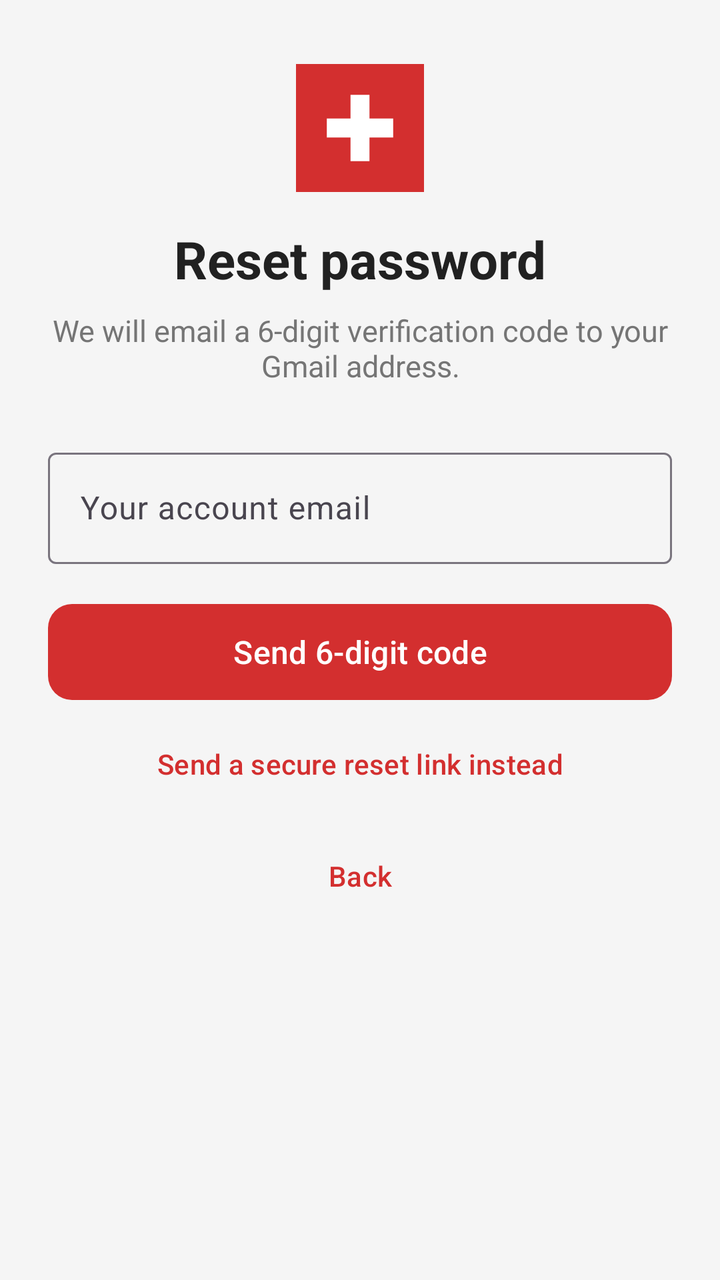
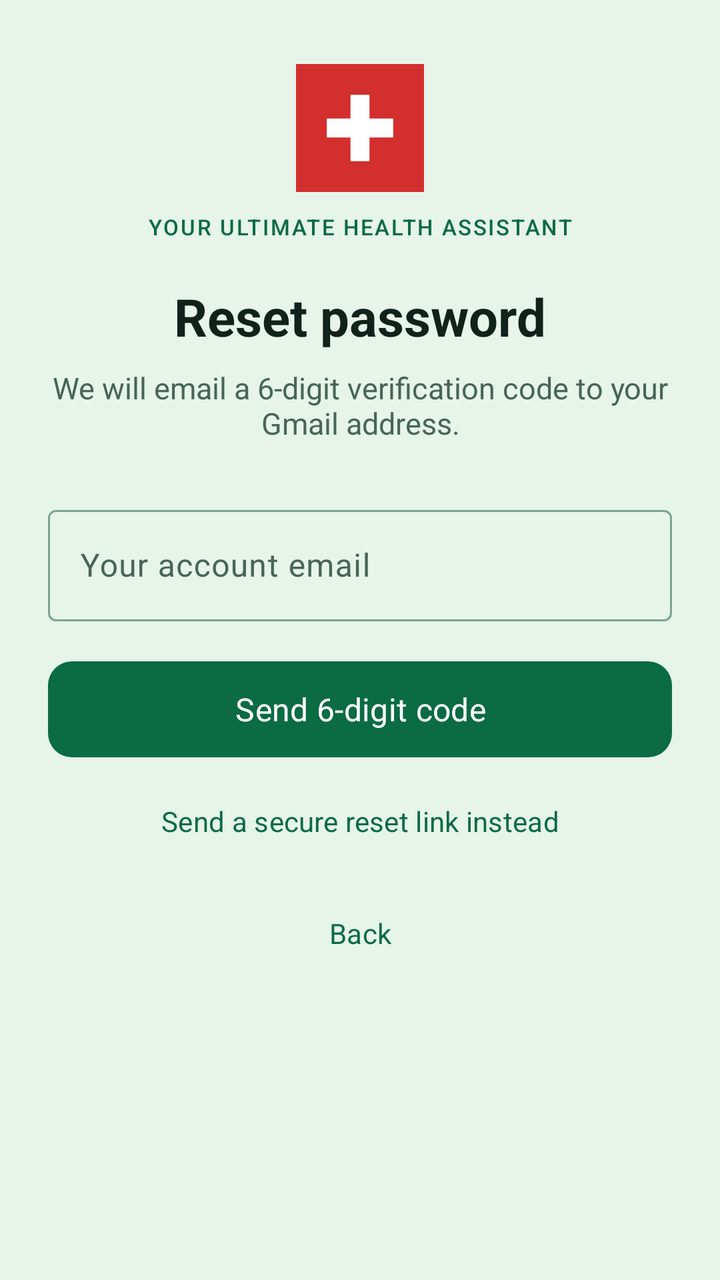

The first picture is an Android layout as it rendered before a commit; the second is the same layout after the commit. The layout source and the unified diff follow.
<!-- AndroidManifest.xml: application theme Theme.ShasthoBondhu -->
<!-- res/layout/fragment_forgot_password.xml -->
<?xml version="1.0" encoding="utf-8"?>
<ScrollView xmlns:android="http://schemas.android.com/apk/res/android"
    xmlns:app="http://schemas.android.com/apk/res-auto"
    android:layout_width="match_parent"
    android:layout_height="match_parent"
    android:background="@color/background"
    android:fillViewport="true">

    <LinearLayout
        android:layout_width="match_parent"
        android:layout_height="wrap_content"
        android:orientation="vertical"
        android:paddingHorizontal="24dp"
        android:paddingTop="32dp"
        android:paddingBottom="32dp">

        <ImageView
            android:layout_width="64dp"
            android:layout_height="64dp"
            android:layout_gravity="center_horizontal"
            android:contentDescription="@string/app_name"
            android:src="@drawable/ic_app_logo" />

        <TextView
            android:layout_width="match_parent"
            android:layout_height="wrap_content"
            android:layout_marginTop="16dp"
            android:gravity="center"
            android:text="@string/forgot_title"
            android:textColor="@color/text_primary"
            android:textSize="26sp"
            android:textStyle="bold" />

        <TextView
            android:id="@+id/tvSubtitle"
            android:layout_width="match_parent"
            android:layout_height="wrap_content"
            android:layout_marginTop="8dp"
            android:gravity="center"
            android:text="@string/forgot_subtitle"
            android:textColor="@color/text_secondary"
            android:textSize="15sp" />

        
        <LinearLayout
            android:id="@+id/groupEmail"
            android:layout_width="match_parent"
            android:layout_height="wrap_content"
            android:layout_marginTop="28dp"
            android:orientation="vertical">

            <com.google.android.material.textfield.TextInputLayout
                android:id="@+id/tilEmail"
                style="@style/Widget.Material3.TextInputLayout.OutlinedBox"
                android:layout_width="match_parent"
                android:layout_height="wrap_content"
                android:hint="@string/forgot_email_step">

                <com.google.android.material.textfield.TextInputEditText
                    android:id="@+id/etEmail"
                    android:layout_width="match_parent"
                    android:layout_height="wrap_content"
                    android:autofillHints="emailAddress"
                    android:inputType="textEmailAddress"
                    android:maxLines="1" />
            </com.google.android.material.textfield.TextInputLayout>

            <com.google.android.material.button.MaterialButton
                android:id="@+id/btnSendCode"
                android:layout_width="match_parent"
                android:layout_height="56dp"
                android:layout_marginTop="16dp"
                android:text="@string/send_reset_code"
                android:textAllCaps="false"
                android:textSize="16sp"
                app:cornerRadius="12dp" />

            <com.google.android.material.button.MaterialButton
                android:id="@+id/btnSendLink"
                style="@style/Widget.Material3.Button.TextButton"
                android:layout_width="match_parent"
                android:layout_height="wrap_content"
                android:layout_marginTop="4dp"
                android:text="@string/send_reset_link"
                android:textAllCaps="false" />
        </LinearLayout>

        
        <LinearLayout
            android:id="@+id/groupReset"
            android:layout_width="match_parent"
            android:layout_height="wrap_content"
            android:layout_marginTop="24dp"
            android:orientation="vertical"
            android:visibility="gone">

            <TextView
                android:id="@+id/tvCodeSent"
                android:layout_width="match_parent"
                android:layout_height="wrap_content"
                android:layout_marginBottom="12dp"
                android:textColor="@color/text_secondary"
                android:textSize="14sp" />

            <com.google.android.material.textfield.TextInputLayout
                android:id="@+id/tilCode"
                style="@style/Widget.Material3.TextInputLayout.OutlinedBox"
                android:layout_width="match_parent"
                android:layout_height="wrap_content"
                android:hint="@string/hint_verification_code">

                <com.google.android.material.textfield.TextInputEditText
                    android:id="@+id/etCode"
                    android:layout_width="match_parent"
                    android:layout_height="wrap_content"
                    android:inputType="number"
                    android:maxLength="6"
                    android:maxLines="1" />
            </com.google.android.material.textfield.TextInputLayout>

            <com.google.android.material.textfield.TextInputLayout
                android:id="@+id/tilNewPassword"
                style="@style/Widget.Material3.TextInputLayout.OutlinedBox"
                android:layout_width="match_parent"
                android:layout_height="wrap_content"
                android:layout_marginTop="12dp"
                android:hint="@string/hint_new_password"
                app:endIconMode="password_toggle">

                <com.google.android.material.textfield.TextInputEditText
                    android:id="@+id/etNewPassword"
                    android:layout_width="match_parent"
                    android:layout_height="wrap_content"
                    android:autofillHints="newPassword"
                    android:inputType="textPassword"
                    android:maxLines="1" />
            </com.google.android.material.textfield.TextInputLayout>

            <com.google.android.material.textfield.TextInputLayout
                android:id="@+id/tilConfirmPassword"
                style="@style/Widget.Material3.TextInputLayout.OutlinedBox"
                android:layout_width="match_parent"
                android:layout_height="wrap_content"
                android:layout_marginTop="12dp"
                android:hint="@string/hint_confirm_password"
                app:endIconMode="password_toggle">

                <com.google.android.material.textfield.TextInputEditText
                    android:id="@+id/etConfirmPassword"
                    android:layout_width="match_parent"
                    android:layout_height="wrap_content"
                    android:autofillHints="newPassword"
                    android:inputType="textPassword"
                    android:maxLines="1" />
            </com.google.android.material.textfield.TextInputLayout>

            <com.google.android.material.button.MaterialButton
                android:id="@+id/btnReset"
                android:layout_width="match_parent"
                android:layout_height="56dp"
                android:layout_marginTop="20dp"
                android:text="@string/action_reset_password"
                android:textAllCaps="false"
                android:textSize="16sp"
                app:cornerRadius="12dp" />

            <com.google.android.material.button.MaterialButton
                android:id="@+id/btnResend"
                style="@style/Widget.Material3.Button.TextButton"
                android:layout_width="wrap_content"
                android:layout_height="wrap_content"
                android:layout_gravity="center_horizontal"
                android:layout_marginTop="4dp"
                android:enabled="false"
                android:text="@string/resend_code"
                android:textAllCaps="false" />

            <TextView
                android:id="@+id/tvDemoCode"
                android:layout_width="match_parent"
                android:layout_height="wrap_content"
                android:layout_marginTop="16dp"
                android:background="@color/secondary"
                android:padding="12dp"
                android:textColor="@color/text_primary"
                android:textIsSelectable="true"
                android:textSize="14sp"
                android:visibility="gone" />
        </LinearLayout>

        
        <LinearLayout
            android:id="@+id/groupDone"
            android:layout_width="match_parent"
            android:layout_height="wrap_content"
            android:layout_marginTop="32dp"
            android:gravity="center_horizontal"
            android:orientation="vertical"
            android:visibility="gone">

            <TextView
                android:layout_width="match_parent"
                android:layout_height="wrap_content"
                android:gravity="center"
                android:text="@string/reset_success_title"
                android:textColor="@color/text_primary"
                android:textSize="22sp"
                android:textStyle="bold" />

            <TextView
                android:id="@+id/tvDoneMessage"
                android:layout_width="match_parent"
                android:layout_height="wrap_content"
                android:layout_marginTop="8dp"
                android:gravity="center"
                android:text="@string/reset_success_message"
                android:textColor="@color/text_secondary"
                android:textSize="15sp" />

            <com.google.android.material.button.MaterialButton
                android:id="@+id/btnBackToLogin"
                android:layout_width="match_parent"
                android:layout_height="56dp"
                android:layout_marginTop="24dp"
                android:text="@string/action_back_to_login"
                android:textAllCaps="false"
                android:textSize="16sp"
                app:cornerRadius="12dp" />
        </LinearLayout>

        <ProgressBar
            android:id="@+id/progress"
            android:layout_width="wrap_content"
            android:layout_height="wrap_content"
            android:layout_gravity="center_horizontal"
            android:layout_marginTop="16dp"
            android:visibility="gone" />

        <TextView
            android:id="@+id/tvError"
            android:layout_width="match_parent"
            android:layout_height="wrap_content"
            android:layout_marginTop="12dp"
            android:textColor="@color/primary"
            android:textSize="14sp"
            android:visibility="gone" />

        <com.google.android.material.button.MaterialButton
            android:id="@+id/btnBack"
            style="@style/Widget.Material3.Button.TextButton"
            android:layout_width="wrap_content"
            android:layout_height="wrap_content"
            android:layout_gravity="center_horizontal"
            android:layout_marginTop="8dp"
            android:text="@string/action_back"
            android:textAllCaps="false" />

    </LinearLayout>
</ScrollView>
<!-- resources referenced by this layout -->
<resources>
  <color name="background">#F5F5F5</color>
  <color name="primary">#D32F2F</color>
  <color name="secondary">#FFFFFF</color>
  <color name="text_primary">#212121</color>
  <color name="text_secondary">#757575</color>
  <!-- drawable ic_app_logo (drawable) -->
  <?xml version="1.0" encoding="utf-8"?>
  <vector xmlns:android="http://schemas.android.com/apk/res/android"
      android:width="108dp"
      android:height="108dp"
      android:viewportWidth="108"
      android:viewportHeight="108">
      <path
          android:fillColor="#D32F2F"
          android:pathData="M0,0h108v108h-108z" />
      <path
          android:fillColor="#FFFFFF"
          android:pathData="M46,26h16v20h20v16h-20v20h-16v-20h-20v-16h20z" />
  </vector>
  <string name="action_back">Back</string>
  <string name="action_back_to_login">Back to login</string>
  <string name="action_reset_password">Reset password</string>
  <string name="app_name">ShasthoBondhu</string>
  <string name="forgot_email_step">Your account email</string>
  <string name="forgot_subtitle">We will email a 6-digit verification code to your Gmail address.</string>
  <string name="forgot_title">Reset password</string>
  <string name="hint_confirm_password">Confirm new password</string>
  <string name="hint_new_password">New password</string>
  <string name="hint_verification_code">6-digit code from your email</string>
  <string name="resend_code">Resend code</string>
  <string name="reset_success_message">Your password has been changed. You can now sign in with your new password.</string>
  <string name="reset_success_title">Password updated</string>
  <string name="send_reset_code">Send 6-digit code</string>
  <string name="send_reset_link">Send a secure reset link instead</string>
  <style name="Theme.ShasthoBondhu" parent="Theme.Material3.DayNight.NoActionBar">
          <item name="colorPrimary">@color/primary</item>
          <item name="colorSecondary">@color/accent</item>
          <item name="android:windowBackground">@color/background</item>
          <item name="android:statusBarColor">@color/primary</item>
      </style>
  <color name="accent">#FF5252</color>
</resources>

<!-- the commit's change to res/layout/fragment_forgot_password.xml (unified diff, before → after) -->
@@ -24,7 +24,18 @@
         <TextView
             android:layout_width="match_parent"
             android:layout_height="wrap_content"
-            android:layout_marginTop="16dp"
+            android:layout_marginTop="10dp"
+            android:fontFamily="sans-serif-medium"
+            android:gravity="center"
+            android:letterSpacing="0.08"
+            android:text="@string/brand_tagline"
+            android:textColor="@color/primary"
+            android:textSize="11sp" />
+
+        <TextView
+            android:layout_width="match_parent"
+            android:layout_height="wrap_content"
+            android:layout_marginTop="20dp"
             android:gravity="center"
             android:text="@string/forgot_title"
             android:textColor="@color/text_primary"
<!-- resource entries referenced after the edit -->
@@ -1,10 +1,10 @@
 <!-- resources referenced by this layout -->
 <resources>
-  <color name="background">#F5F5F5</color>
-  <color name="primary">#D32F2F</color>
-  <color name="secondary">#FFFFFF</color>
-  <color name="text_primary">#212121</color>
-  <color name="text_secondary">#757575</color>
+  <color name="background">#E6F4EA</color>
+  <color name="primary">#0B6B43</color>
+  <color name="secondary">#F9FCFA</color>
+  <color name="text_primary">#102219</color>
+  <color name="text_secondary">#486557</color>
   <!-- drawable ic_app_logo (drawable) -->
   <?xml version="1.0" encoding="utf-8"?>
   <vector xmlns:android="http://schemas.android.com/apk/res/android"
@@ -23,6 +23,7 @@
   <string name="action_back_to_login">Back to login</string>
   <string name="action_reset_password">Reset password</string>
   <string name="app_name">ShasthoBondhu</string>
+  <string name="brand_tagline">YOUR ULTIMATE HEALTH ASSISTANT</string>
   <string name="forgot_email_step">Your account email</string>
   <string name="forgot_subtitle">We will email a 6-digit verification code to your Gmail address.</string>
   <string name="forgot_title">Reset password</string>
@@ -36,10 +37,31 @@
   <string name="send_reset_link">Send a secure reset link instead</string>
   <style name="Theme.ShasthoBondhu" parent="Theme.Material3.DayNight.NoActionBar">
           <item name="colorPrimary">@color/primary</item>
-          <item name="colorSecondary">@color/accent</item>
+          <item name="colorOnPrimary">@color/on_primary</item>
+          <item name="colorPrimaryContainer">@color/primary_container</item>
+          <item name="colorOnPrimaryContainer">@color/on_primary_container</item>
+          <item name="colorSecondary">@color/emergency</item>
+          <item name="colorOnSecondary">@color/on_primary</item>
+          <item name="android:colorBackground">@color/background</item>
+          <item name="colorOnBackground">@color/text_primary</item>
+          <item name="colorSurface">@color/surface</item>
+          <item name="colorOnSurface">@color/text_primary</item>
+          <item name="colorSurfaceVariant">@color/surface_variant</item>
+          <item name="colorOnSurfaceVariant">@color/text_secondary</item>
+          <item name="colorOutline">@color/outline</item>
+          <item name="android:fontFamily">sans-serif</item>
           <item name="android:windowBackground">@color/background</item>
-          <item name="android:statusBarColor">@color/primary</item>
+          <item name="android:statusBarColor">@color/background</item>
+          <item name="android:navigationBarColor">@color/background</item>
+          <item name="android:windowLightStatusBar">true</item>
+          <item name="android:windowLightNavigationBar">true</item>
       </style>
-  <color name="accent">#FF5252</color>
+  <color name="on_primary">#FFFFFF</color>
+  <color name="primary_container">#C9EAD5</color>
+  <color name="on_primary_container">#073C27</color>
+  <color name="emergency">#C83E45</color>
+  <color name="surface">#F9FCFA</color>
+  <color name="surface_variant">#D5E9DC</color>
+  <color name="outline">#7AA58D</color>
 </resources>
 
